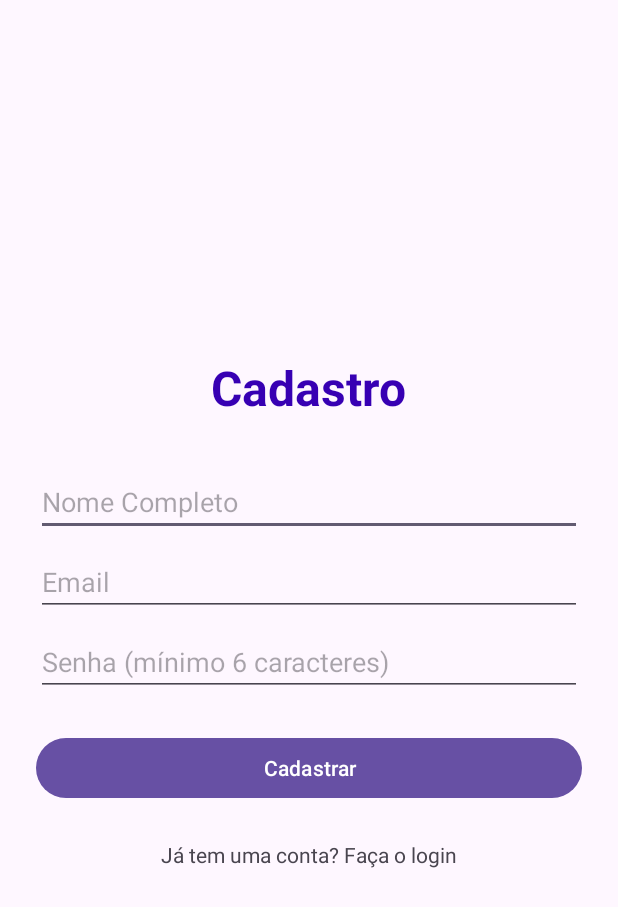
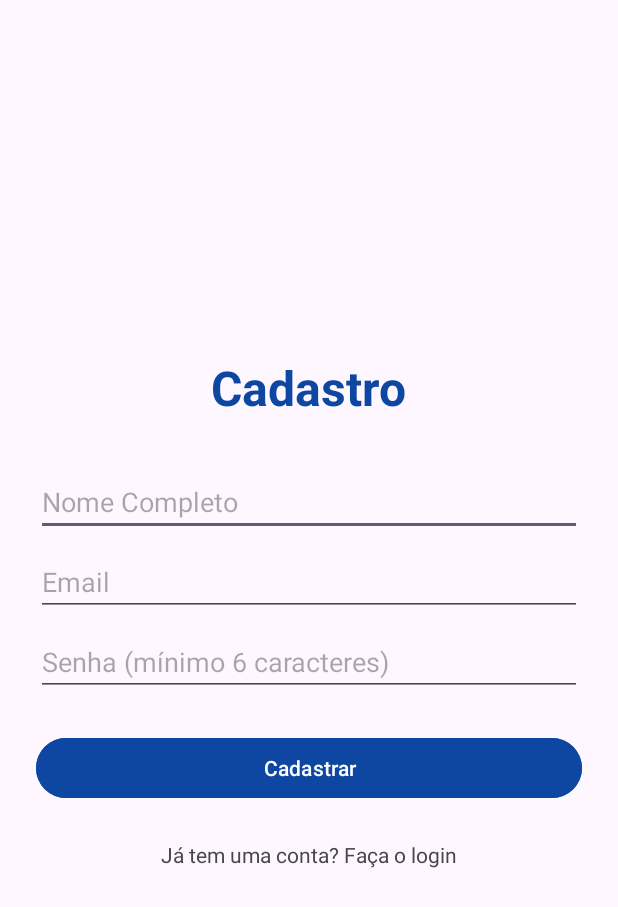
Before and after one commit to GabrielFreire05/BarberShop, an Android app: the RegisterActivity screen opened directly, with no data from a screen before it, on a phone screen of 412 x 824 dp. Shown: the top 907 px of the screen. Run offline under Robolectric (Android 15) with nearby library versions, the phone set to English and light mode, and no system bars; our stand-ins replace Firebase (no records; nobody signed in at launch, a user with empty details on screens opened directly).

Commit message:
Versão Alpha 1.1
Versão alpha 1.1 do app, com modificações simples e consertos de bugs

```diff
--- a/BarberApp/app/src/main/java/com/example/barberapp/model/AgendamentoActivity.kt
+++ b/BarberApp/app/src/main/java/com/example/barberapp/model/AgendamentoActivity.kt
@@ -35,9 +35,12 @@ class AgendamentoActivity : AppCompatActivity() {
 
         db = FirebaseFirestore.getInstance()
         auth = FirebaseAuth.getInstance()
+
         setSupportActionBar(binding.toolbarAgendamento)
 
+        // Configura o botão de voltar
         supportActionBar?.setDisplayHomeAsUpEnabled(true)
+
         //Usa o horario atual
         binding.calendarView.minDate = System.currentTimeMillis()
 
@@ -46,7 +49,6 @@ class AgendamentoActivity : AppCompatActivity() {
         binding.tvNomeServicoAgendamento.text = "Agendar: $servicoNome"
 
         binding.rvHorarios.layoutManager = GridLayoutManager(this, 3)
-        setSupportActionBar(binding.toolbarAgendamento)
 
 
         val sdf = SimpleDateFormat("dd-MM-yyyy", Locale.getDefault())
--- a/BarberApp/app/src/main/java/com/example/barberapp/model/ServicoAdapter.kt
+++ b/BarberApp/app/src/main/java/com/example/barberapp/model/ServicoAdapter.kt
@@ -1,5 +1,6 @@
 package com.example.barberapp
 
+import android.annotation.SuppressLint
 import android.content.Intent
 import android.view.LayoutInflater
 import android.view.ViewGroup
@@ -18,15 +19,17 @@ class ServicoAdapter(private val servicos: List<Servico>) : RecyclerView.Adapter
         return ServicoViewHolder(binding)
     }
 
+    @SuppressLint("DefaultLocale")
     override fun onBindViewHolder(holder: ServicoViewHolder, position: Int) {
         val servico = servicos[position]
         with(holder.binding) {
             tvNomeServico.text = servico.nome
+            tvDescricaoServico.text = servico.descricao
             tvPrecoServico.text = String.format("R$ %.2f", servico.preco)
 
             Glide.with(root.context)
                 .load(servico.imageUrl)
-                .placeholder(R.color.purple_200)
+                .placeholder(R.color.blue_light)
                 .into(ivServico)
 
             // Ação de clique para ir para a tela de agendamento
--- a/BarberApp/app/src/main/res/layout/activity_agendamento.xml
+++ b/BarberApp/app/src/main/res/layout/activity_agendamento.xml
@@ -3,6 +3,7 @@
     xmlns:app="http://schemas.android.com/apk/res-auto"
     android:layout_width="match_parent"
     android:layout_height="match_parent"
+    android:paddingTop="24dp"
     android:orientation="vertical">
 
     <androidx.appcompat.widget.Toolbar
--- a/BarberApp/app/src/main/res/layout/activity_meus_agendamentos.xml
+++ b/BarberApp/app/src/main/res/layout/activity_meus_agendamentos.xml
@@ -11,7 +11,9 @@
         android:layout_height="?attr/actionBarSize"
         android:background="?attr/colorPrimary"
         app:title="Meus Agendamentos"
-        app:titleTextColor="@color/white" />
+        app:titleTextColor="@color/white"
+        android:backgroundTint="@color/blue_dark"
+        />
 
     <TextView
         android:layout_width="wrap_content"
--- a/BarberApp/app/src/main/res/layout/activity_register.xml
+++ b/BarberApp/app/src/main/res/layout/activity_register.xml
@@ -4,6 +4,7 @@
     android:layout_height="match_parent"
     android:orientation="vertical"
     android:gravity="center"
+    android:paddingTop="32dp"
     android:padding="24dp">
 
     <TextView
@@ -12,7 +13,7 @@
         android:text="@string/cadastro"
         android:textSize="32sp"
         android:textStyle="bold"
-        android:textColor="@color/purple_700"
+        android:textColor="@color/blue_dark"
         android:layout_marginBottom="32dp"/>
 
     <EditText
@@ -43,7 +44,8 @@
         android:layout_width="match_parent"
         android:layout_height="wrap_content"
         android:layout_marginTop="24dp"
-        android:text="@string/cadastrar"/>
+        android:text="@string/cadastrar"
+        android:backgroundTint="@color/blue_dark"/>
 
     <TextView
         android:id="@+id/tvGoToLogin"
--- a/BarberApp/app/src/main/res/layout/activity_servicos.xml
+++ b/BarberApp/app/src/main/res/layout/activity_servicos.xml
@@ -4,6 +4,7 @@
     xmlns:tools="http://schemas.android.com/tools"
     android:layout_width="match_parent"
     android:layout_height="match_parent"
+    android:paddingTop="24dp"
     tools:context=".ServicosActivity">
 
     <com.google.android.material.appbar.AppBarLayout
@@ -15,7 +16,8 @@
             android:layout_width="match_parent"
             android:layout_height="?attr/actionBarSize"
             android:background="?attr/colorPrimary"
-            app:titleTextColor="@color/white" />
+            app:titleTextColor="@color/white"
+            android:backgroundTint="@color/blue_dark"/>
 
     </com.google.android.material.appbar.AppBarLayout>
 
--- a/BarberApp/app/src/main/res/values-night/themes.xml
+++ b/BarberApp/app/src/main/res/values-night/themes.xml
@@ -1,21 +1,11 @@
 <resources xmlns:tools="http://schemas.android.com/tools">
-    <!-- Base application theme. -->
     <style name="Theme.BarberApp" parent="Theme.MaterialComponents.DayNight.DarkActionBar">
-        <!-- Primary brand color. -->
-        <item name="colorPrimary">@color/purple_200</item>
-        <item name="colorPrimaryVariant">@color/purple_700</item>
+        <item name="colorPrimary">@color/blue_light</item>
+        <item name="colorPrimaryVariant">@color/blue_dark</item>
         <item name="colorOnPrimary">@color/black</item>
-        <!-- Secondary brand color. -->
-        <item name="colorSecondary">@color/teal_200</item>
-        <item name="colorSecondaryVariant">@color/teal_200</item>
+        <item name="colorSecondary">@color/blue_accent</item>
+        <item name="colorSecondaryVariant">@color/blue_accent</item>
         <item name="colorOnSecondary">@color/black</item>
-        <!-- Status bar color. -->
         <item name="android:statusBarColor">?attr/colorPrimaryVariant</item>
-        <!-- Customize your theme here. -->
-    </style>
-    <!-- Base application theme. -->
-    <style name="Base.Theme.BarberApp" parent="Theme.Material3.DayNight.NoActionBar">
-        <!-- Customize your dark theme here. -->
-        <!-- <item name="colorPrimary">@color/my_dark_primary</item> -->
     </style>
 </resources>
--- a/BarberApp/app/src/main/res/values/colors.xml
+++ b/BarberApp/app/src/main/res/values/colors.xml
@@ -1,10 +1,10 @@
 <?xml version="1.0" encoding="utf-8"?>
 <resources>
-    <color name="purple_200">#FFBB86FC</color>
-    <color name="purple_500">#FF6200EE</color>
-    <color name="purple_700">#FF3700B3</color>
-    <color name="teal_200">#FF03DAC5</color>
-    <color name="teal_700">#FF018786</color>
+    <color name="blue_light">#90CAF9</color>
+    <color name="blue_primary">#1976D2</color>
+    <color name="blue_dark">#0D47A1</color>
+    <color name="blue_accent">#64B5F6</color>
+
     <color name="black">#FF000000</color>
     <color name="white">#FFFFFFFF</color>
 </resources>
--- a/BarberApp/app/src/main/res/values/themes.xml
+++ b/BarberApp/app/src/main/res/values/themes.xml
@@ -1,21 +1,14 @@
 <resources xmlns:tools="http://schemas.android.com/tools">
     <!-- Base application theme. -->
     <style name="Theme.BarberApp" parent="Theme.MaterialComponents.DayNight.NoActionBar">
-        <!-- Primary brand color. -->
-        <item name="colorPrimary">@color/purple_500</item>
-        <item name="colorPrimaryVariant">@color/purple_700</item>
+        <item name="colorPrimary">@color/blue_primary</item>
+        <item name="colorPrimaryVariant">@color/blue_dark</item>
         <item name="colorOnPrimary">@color/white</item>
-        <!-- Secondary brand color. -->
-        <item name="colorSecondary">@color/teal_200</item>
-        <item name="colorSecondaryVariant">@color/teal_700</item>
+        <item name="colorSecondary">@color/blue_accent</item>
+        <item name="colorSecondaryVariant">@color/blue_accent</item>
         <item name="colorOnSecondary">@color/black</item>
-        <!-- Status bar color. -->
         <item name="android:statusBarColor">?attr/colorPrimaryVariant</item>
-        <!-- Customize your theme here. -->
     </style>
-    <!-- Base application theme. -->
     <style name="Base.Theme.BarberApp" parent="Theme.Material3.DayNight.NoActionBar">
-        <!-- Customize your light theme here. -->
-        <!-- <item name="colorPrimary">@color/my_light_primary</item> -->
     </style>
 </resources>
```
Also changed, not shown: BarberApp/app/src/main/res/layout/activity_login.xml (+8 -4 lines), BarberApp/app/src/main/res/layout/item_servico.xml (+23 -6 lines).
